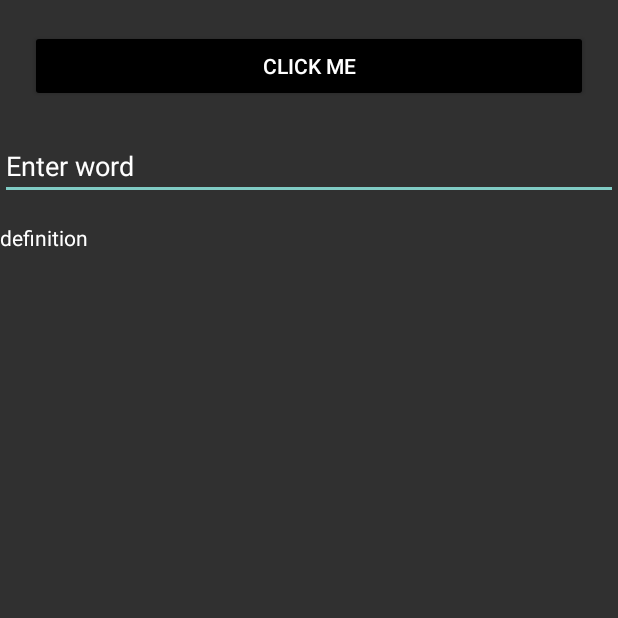
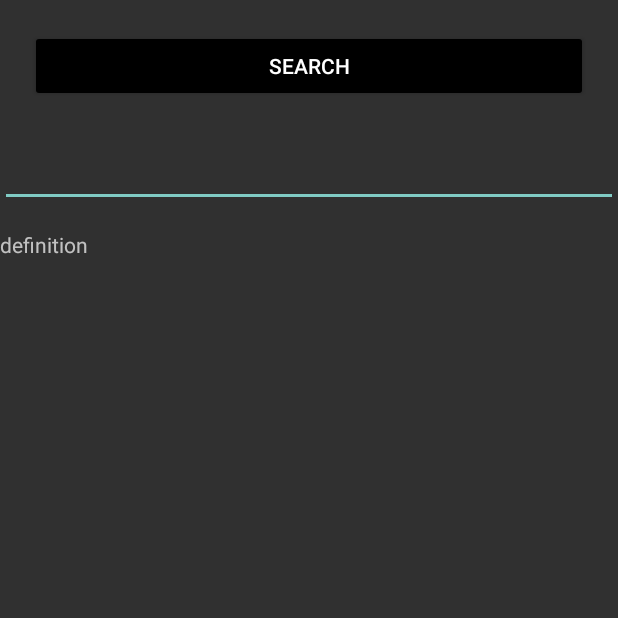
Before and after one commit to precious3173/Bianu, an Android app: the screen it shows after launch (MainActivity), on a phone screen of 412 x 824 dp, the top half of it. Run offline under Robolectric (Android 15) with nearby library versions, the phone set to English and light mode, and no system bars; our stand-ins replace Volley.

Commit message:
Bianu app completed

```diff
--- a/app/build.gradle
+++ b/app/build.gradle
@@ -28,9 +28,7 @@ android {
     }
 
 
-    viewBinding{
-        enabled = true
-    }
+
 }
 
 dependencies {
@@ -43,4 +41,6 @@ dependencies {
     androidTestImplementation 'androidx.test.espresso:espresso-core:3.5.1'
     implementation 'com.android.volley:volley:1.2.1'
     implementation "org.jetbrains.kotlinx:kotlinx-coroutines-android:1.3.9"
+
+//    implementation 'com.googlecode.json-simple:json-simple:1.1.1'
 }
--- a/app/src/main/AndroidManifest.xml
+++ b/app/src/main/AndroidManifest.xml
@@ -3,6 +3,7 @@
     xmlns:tools="http://schemas.android.com/tools">
 
     <uses-permission android:name="android.permission.INTERNET" />
+    <uses-permission android:name="android.permission.ACCESS_NETWORK_STATE"/>
 
     <application
         android:allowBackup="true"
--- a/app/src/main/java/com/example/bianu/MainActivity.java
+++ b/app/src/main/java/com/example/bianu/MainActivity.java
@@ -3,31 +3,41 @@ package com.example.bianu;
 import androidx.appcompat.app.AppCompatActivity;
 
 import android.os.Bundle;
+import android.util.Log;
 import android.view.View;
+import android.widget.Button;
+import android.widget.EditText;
+import android.widget.TextView;
 import android.widget.Toast;
 
 import com.android.volley.AuthFailureError;
+import com.android.volley.DefaultRetryPolicy;
+import com.android.volley.NetworkResponse;
 import com.android.volley.Request;
 import com.android.volley.RequestQueue;
 import com.android.volley.Response;
 import com.android.volley.VolleyError;
+import com.android.volley.toolbox.HttpHeaderParser;
 import com.android.volley.toolbox.JsonArrayRequest;
 import com.android.volley.toolbox.JsonObjectRequest;
 import com.android.volley.toolbox.JsonRequest;
 import com.android.volley.toolbox.StringRequest;
 import com.android.volley.toolbox.Volley;
-import com.example.bianu.databinding.ActivityMainBinding;
 
 import org.json.JSONArray;
 import org.json.JSONException;
 import org.json.JSONObject;
 
+
+import java.io.UnsupportedEncodingException;
+import java.net.MalformedURLException;
+import java.net.URLEncoder;
 import java.util.HashMap;
+import java.util.List;
 import java.util.Map;
 
 public class MainActivity extends AppCompatActivity {
-    ActivityMainBinding binding;
-
+//    ActivityMainBinding binding;
 
 
 
@@ -35,140 +45,83 @@ public class MainActivity extends AppCompatActivity {
     protected void onCreate(Bundle savedInstanceState) {
         super.onCreate(savedInstanceState);
 
-        binding = ActivityMainBinding.inflate(getLayoutInflater());
+        setContentView(R.layout.activity_main);
+
+        Button click = (Button) findViewById(R.id.click);
+        EditText editText = (EditText) findViewById(R.id.edit);
+        TextView text = (TextView) findViewById(R.id.text);
 
         final String language = "en";
-        final String word = binding.editTextTextPersonName.getText().toString().toLowerCase();
-        final String fields = "definitions";
-        final String strictMatch = "false";
-        final String word_id = word.toLowerCase();
-        final String app_id = "5139d66d";
-        final String app_key = "52e133083f70d7608e4c07b78e200c3e";
 
-        binding.click.setOnClickListener(new View.OnClickListener() {
+
+        click.setOnClickListener(new View.OnClickListener() {
             @Override
             public void onClick(View view) {
 
-                // Instantiate the RequestQueue.
-                RequestQueue queue = Volley.newRequestQueue(getApplicationContext());
-                String url = "https://od-api.oxforddictionaries.com/api/v1/entries/en/"+ word;
+                final String word = editText.getEditableText().toString();
 
-//
-//                JsonArrayRequest jsonArrayRequest = new JsonArrayRequest(Request.Method.GET, url, null, new Response.Listener<JSONArray>() {
-//                    @Override
-//                    public void onResponse(JSONArray response) {
-//                        try {
-//
-//
-//                        } catch (JSONException e) {
-//                            e.printStackTrace();
-//                        }
-//                    }
-//                }, new Response.ErrorListener() {
-//                    @Override
-//                    public void onErrorResponse(VolleyError error) {
-//
-//                    }}){
-//
-//                @Override
-//                public Map<String, String> getHeaders() throws AuthFailureError {
-//                    Map<String, String>  params = new HashMap<String, String>();
-//                    params.put("app_id", app_id);
-//                    params.put("app_key", app_key);
-//
-//                    return params;
-//                }
-//            };
-//
-//                queue.add(jsonArrayRequest);
-//
-//
-//            }
-//        });
-//        setContentView(binding.getRoot());
-//    }
+                String url = "https://api.dictionaryapi.dev/api/v2/entries"+"/"+ language+ "/"+ word;
 
-    StringRequest stringRequest = new StringRequest(Request.Method.GET, url,
-            new Response.Listener<String>() {
+           RequestQueue queue = Volley.newRequestQueue(MainActivity.this);
+
+
+                if(word.length() == 0){
+                    Toast.makeText(MainActivity.this, "Field is empty", Toast.LENGTH_SHORT).show();
+                }
+                else{
+
+                }
+
+
+                JsonArrayRequest request = new JsonArrayRequest
+                        (Request.Method.GET, url, null, new Response.Listener<JSONArray>() {
+
                             @Override
-                public void onResponse(String response) {
-                    // Display the first 500 characters of the response string.
+                            public void onResponse(JSONArray response) {
                                 try {
-                        JSONObject responseJSON = new JSONObject(response);
-                        JSONArray results = responseJSON.getJSONArray("results");
 
-                        String a =  results.getJSONObject(0).toString();
-                        JSONArray lexicalEntries =responseJSON.getJSONArray("lexicalEntries");
-                        JSONArray entriesArr = lexicalEntries.getJSONObject(0).getJSONArray("entries");
-                        JSONArray sensesArr = entriesArr.getJSONObject(0).getJSONArray("senses");
-                        JSONArray definitionArr = sensesArr.getJSONObject(0).getJSONArray("definitions");
+                                    JSONObject re = response.getJSONObject(0);
 
-                        String def = definitionArr.toString();
-                        binding.text.setText(def);
+                                    JSONArray meaningArr = re.getJSONArray("meanings");
+
+                                    for(int i = 0; i < meaningArr.length(); i++){
+                                        JSONObject meaningO = meaningArr.getJSONObject(i);
+                                        JSONArray definitions = meaningO.getJSONArray("definitions");
+                                        JSONObject defObj = definitions.getJSONObject(0);
+
+                                            String definition = defObj.getString("definition");
+
+                                            text.setText(definition);
+                                        }
+
                                 } catch (JSONException e) {
                                     e.printStackTrace();
                                 }
+
                             }
                         }, new Response.ErrorListener() {
+
                             @Override
                             public void onErrorResponse(VolleyError error) {
-
-            Toast.makeText(MainActivity.this, error.toString(), Toast.LENGTH_SHORT).show();
+                                error.printStackTrace();
 
                             }
-    }){
+                        });
 
-                @Override
-                public Map<String, String> getHeaders() throws AuthFailureError {
-                    Map<String, String>  params = new HashMap<String, String>();
-                    params.put("app_id", app_id);
-                    params.put("app_key", app_key);
+                       request.setRetryPolicy(
+                     new DefaultRetryPolicy(0,
+                             DefaultRetryPolicy.DEFAULT_MAX_RETRIES,
+                             DefaultRetryPolicy.DEFAULT_BACKOFF_MULT));
 
-                    return params;
-                }
-            };
-
-                queue.add(stringRequest);
+                // Access the RequestQueue through your singleton class.
+                queue.add(request);
 
 
             }
         });
-        setContentView(binding.getRoot());
+
+
     };
-
-//               JsonObjectRequest request = new JsonObjectRequest(Request.Method.GET, url,null,
-//                        new Response.Listener<JSONObject>() {
-//                            @Override
-//                            public void onResponse(JSONObject response) {
-//
-//                                 JSONArray e = response.getJSONArray("entries");
-//
-//
-//                                   // Toast.makeText(MainActivity.this, jsonObject.toString(), Toast.LENGTH_SHORT).show();
-//
-//
-//
-//                            }
-//                        }, new Response.ErrorListener(){
-//
-//
-//                    @Override
-//                    public void onErrorResponse(VolleyError error) {
-//                        Toast.makeText(MainActivity.this, error.toString(), Toast.LENGTH_SHORT).show();
-//                    }
-//                }){
-//
-//                    @Override
-//                    public Map<String, String> getHeaders() throws AuthFailureError {
-//                        Map<String, String>  params = new HashMap<String, String>();
-//                        params.put("app_id", app_id);
-//                        params.put("app_key", app_key);
-//
-//                        return params;
-//                    }
-//
-//
-//                };
 
 
 }
--- a/app/src/main/res/layout/activity_main.xml
+++ b/app/src/main/res/layout/activity_main.xml
@@ -1,38 +1,36 @@
 <?xml version="1.0" encoding="utf-8"?>
-<RelativeLayout xmlns:android="http://schemas.android.com/apk/res/android"
+<LinearLayout xmlns:android="http://schemas.android.com/apk/res/android"
     xmlns:app="http://schemas.android.com/apk/res-auto"
     xmlns:tools="http://schemas.android.com/tools"
     android:layout_width="match_parent"
     android:layout_height="match_parent"
-    tools:context=".MainActivity">
+    tools:context=".MainActivity"
+    android:orientation="vertical">
 
     <Button
-        android:layout_width="wrap_content"
+        android:layout_width="match_parent"
         android:layout_height="wrap_content"
-        android:text="Click me"
+        android:text="Search"
         android:layout_margin="20dp"
         android:backgroundTint="@color/black"
         android:id="@+id/click"
-        android:layout_alignParentTop="true"
-        android:layout_alignParentEnd="true"
-        android:layout_alignParentStart="true" />
+        />
 
     <EditText
-        android:id="@+id/editTextTextPersonName"
         android:layout_width="match_parent"
-        android:layout_height="wrap_content"
-        android:layout_below="@+id/click"
-        android:layout_alignParentStart="true"
-        android:layout_alignParentEnd="true"
-        android:text="Enter word" />
+        android:layout_height="50dp"
+        android:id="@+id/edit"
+        android:layout_below="@id/click" />
 
     <TextView
         android:layout_width="match_parent"
         android:layout_height="wrap_content"
         android:id="@+id/text"
-        android:text="definition"
+        android:hint="definition"
         android:textColor="@color/white"
-        android:layout_below="@id/editTextTextPersonName"
+        android:layout_below="@id/edit"
         android:layout_marginTop="15dp"/>
 
-</RelativeLayout>
+
+
+</LinearLayout>
```
Lines whose indentation alone changed are shown as unchanged.
